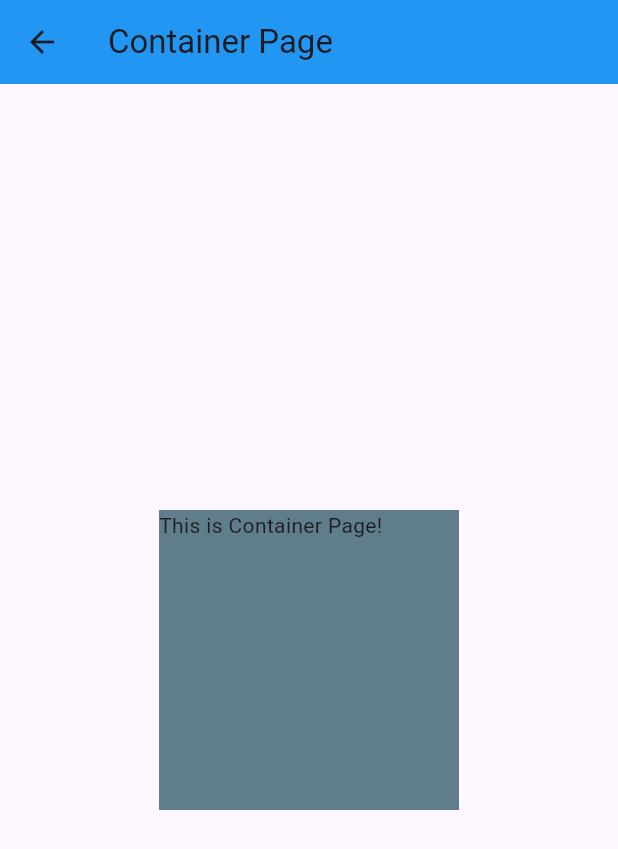
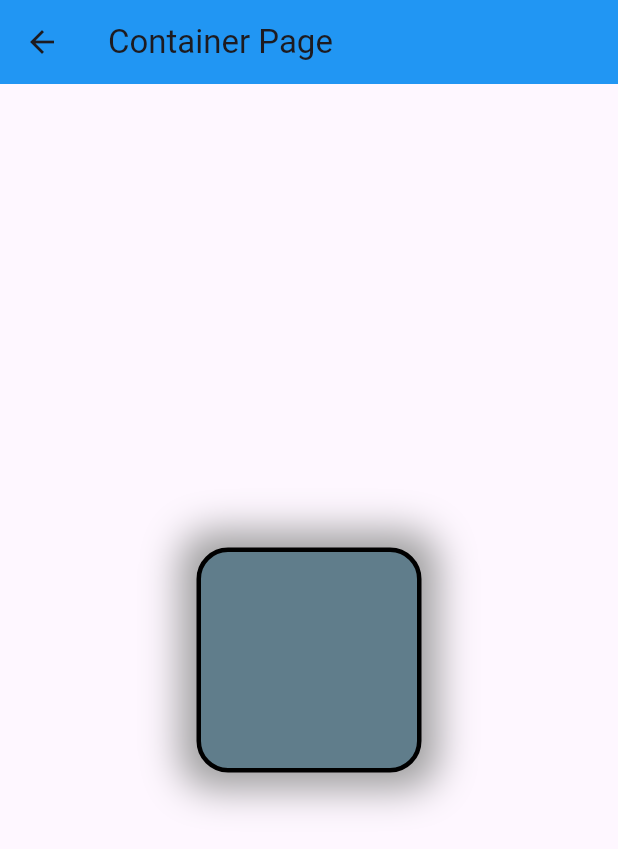
Before and after one commit to mh-rahat/development-learning-journey, a Flutter app: the ContainerPage screen opened directly, on a phone screen of 412 x 824 dp. Shown: the top 849 px of the screen. Run offline on Flutter 3.47's test engine with Material 3 defaults, Android fonts, the phone set to English and light mode, and no system bars.

Commit message:
update the file

```diff
--- a/dart/flutter_learning/flutter_basics/lib/widgets/container_page.dart
+++ b/dart/flutter_learning/flutter_basics/lib/widgets/container_page.dart
@@ -7,12 +7,22 @@
   Widget build(BuildContext context) {
     return Scaffold(
       appBar: AppBar(title: Text('Container Page')),
-      body: Center(
-        child: Container(
-          width: 200,
-          height: 200,
-          color: Colors.blueGrey,
-          child: Text('This is Container Page!'),
+      body: Container(
+        width: double.infinity,
+        height: double.infinity,
+        child: Center(
+          child: Container(
+            width: 150,
+            height: 150,
+            decoration: BoxDecoration(
+              color: Colors.blueGrey,
+              borderRadius: BorderRadius.all(Radius.circular(21)),
+              border: Border.all(width: 3, color: Colors.black),
+              boxShadow: [
+                BoxShadow(blurRadius: 21, color: Colors.grey, spreadRadius: 11),
+              ],
+            ),
+          ),
         ),
       ),
     );
```
